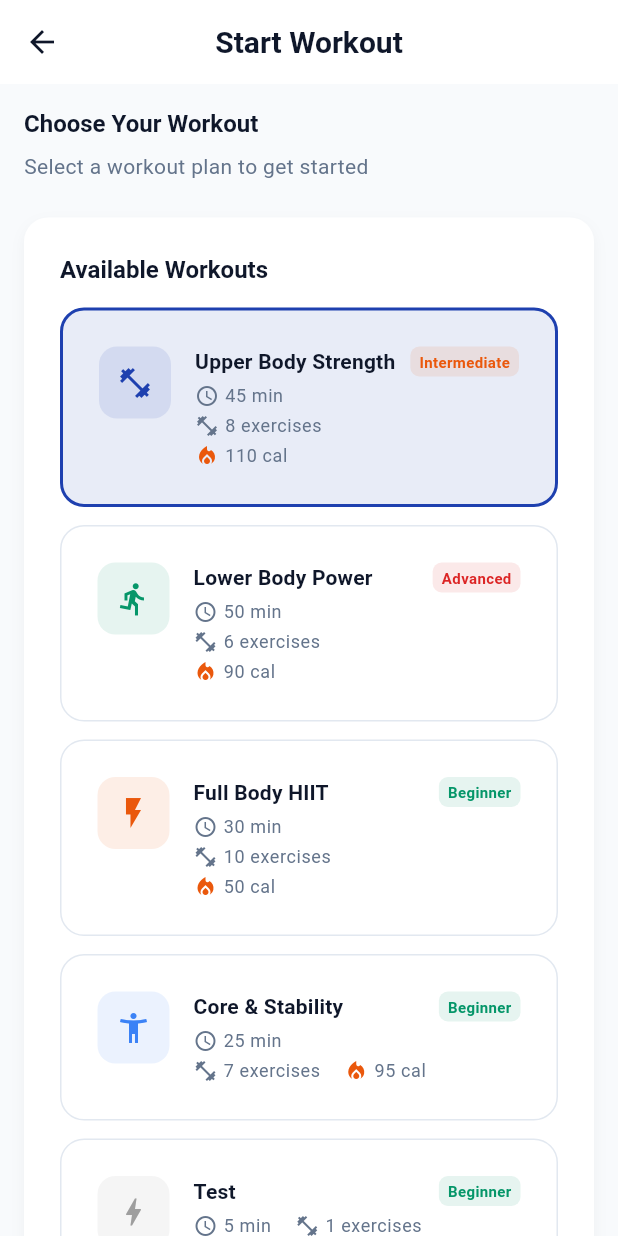
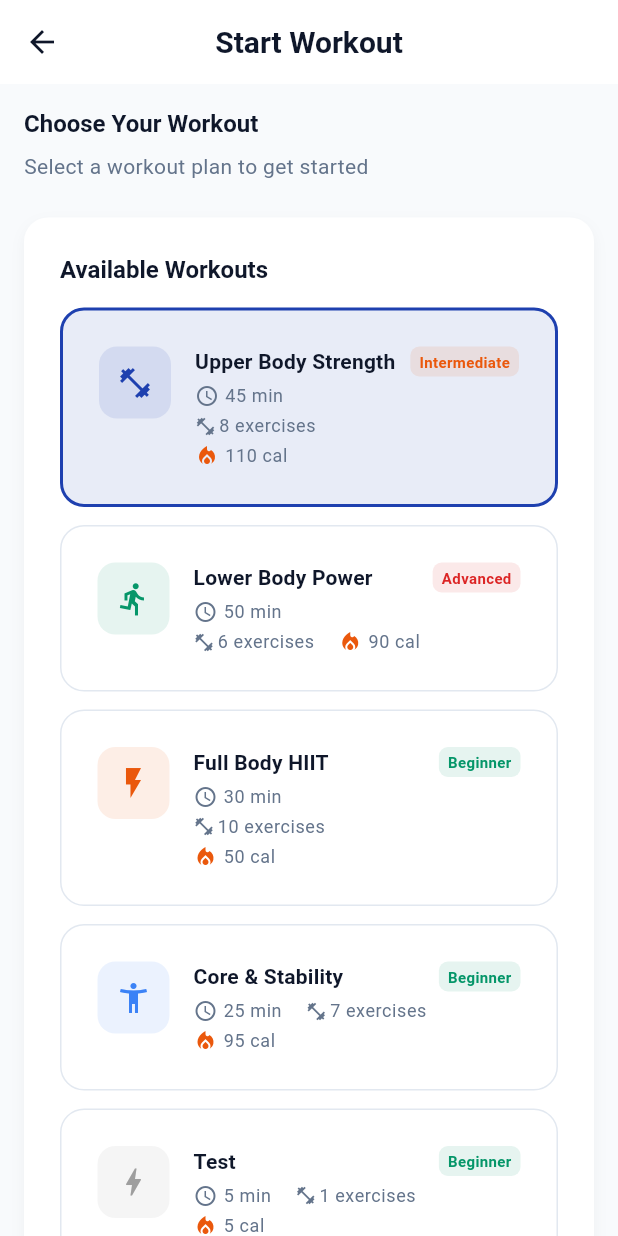
Before and after one commit to MasterAffan/OptiFit, a Flutter app: the StartWorkoutScreen screen opened directly, after a tap on "Upper Body Strength", on a phone screen of 412 x 824 dp. Run offline on Flutter 3.47's test engine with Material 3 defaults, Android fonts, the phone set to English and light mode, and no system bars; our stand-ins replace chewie, dotted_border, file_picker, fl_chart, flutter_dotenv, image_picker and 3 more; accounts and stored records are empty; network calls fail.

Commit message:
Fixed Text overflow issue

```diff
--- a/optifit app/lib/screens/home_screen.dart
+++ b/optifit app/lib/screens/home_screen.dart
@@ -38,7 +38,8 @@ class _HomeScreenState extends State<HomeScreen> {
 
   @override
   Widget build(BuildContext context) {
-    return Scaffold(
+    return SafeArea(
+      child: Scaffold(
         backgroundColor: AppTheme.background,
         body: RefreshIndicator(
           onRefresh: () async {
@@ -174,6 +175,7 @@ class _HomeScreenState extends State<HomeScreen> {
                     ],
                   );
                 },
+              ),
             ),
           ),
         ),
@@ -434,7 +436,7 @@ Widget _buildStatsSection({
         crossAxisCount: 2,
         crossAxisSpacing: AppTheme.spacingM,
         mainAxisSpacing: AppTheme.spacingM,
-        childAspectRatio: 1.2,
+        childAspectRatio: 1.0,
         children: [
           _buildStatCard(
             icon: Icons.local_fire_department,
--- a/optifit app/lib/screens/start_workout_screen.dart
+++ b/optifit app/lib/screens/start_workout_screen.dart
@@ -452,12 +452,13 @@ class _StartWorkoutScreenState extends State<StartWorkoutScreen> {
                             borderRadius: BorderRadius.circular(12),
                           ),
                           child: Text(
-                            '${selectedWorkout!.exercises.length} exercises',
+                            '${selectedWorkout!.exercises.length} exercise',
                             style: TextStyle(
                               color: AppTheme.primary,
                               fontWeight: FontWeight.w600,
-                              fontSize: 14,
+                              fontSize: 12,
                             ),
+                            overflow: TextOverflow.ellipsis,
                           ),
                         ),
                       ],
@@ -630,15 +631,16 @@ class _WorkoutOption extends StatelessWidget {
                             children: [
                               Icon(
                                 Icons.fitness_center,
-                                size: 16,
+                                size: 14,
                                 color: AppTheme.textSecondary,
                               ),
-                              const SizedBox(width: 4),
+                              const SizedBox(width: 2),
                               Text(
                                 '${workout.exercises.length} exercises',
                                 style: Theme.of(context).textTheme.bodySmall?.copyWith(
                                       color: AppTheme.textSecondary,
                                     ),
+                                overflow: TextOverflow.ellipsis,
                               ),
                             ],
                           ),
@@ -724,7 +726,7 @@ class _ExerciseItem extends StatelessWidget {
       child: Row(
         children: [
           Container(
-            width: 32,
+            width: 34,
             height: 32,
             decoration: BoxDecoration(
               color: AppTheme.primary.withOpacity(0.1),
@@ -736,7 +738,7 @@ class _ExerciseItem extends StatelessWidget {
                 style: TextStyle(
                   color: AppTheme.primary,
                   fontWeight: FontWeight.w700,
-                  fontSize: 14,
+                  fontSize: 12,
                 ),
               ),
             ),
@@ -757,10 +759,11 @@ class _ExerciseItem extends StatelessWidget {
                   style: Theme.of(context).textTheme.bodyLarge?.copyWith(
                         fontWeight: FontWeight.w600,
                       ),
+                  overflow: TextOverflow.ellipsis,
                 ),
                 const SizedBox(height: 4),
                 Wrap(
-                  spacing: 16,
+                  spacing: 18,
                   runSpacing: 4,
                   children: [
                     Text(
@@ -818,7 +821,7 @@ class _SummaryItem extends StatelessWidget {
           Icon(
             icon,
             color: AppTheme.primary,
-            size: 20,
+            size: 19,
           ),
           const SizedBox(width: 8),
           Column(
--- a/optifit app/lib/widgets/app_button.dart
+++ b/optifit app/lib/widgets/app_button.dart
@@ -142,19 +142,26 @@ class AppButton extends StatelessWidget {
     }
 
     if (text != null && icon != null) {
-      return Row(
+      return FittedBox(
+        fit: BoxFit.scaleDown,
+        child: Row(
           mainAxisSize: MainAxisSize.min,
           children: [
             Icon(icon, size: 18),
             const SizedBox(width: AppTheme.spacingS),
-          Text(
+            Flexible(
+              child: Text(
                 text!,
                 style: const TextStyle(
                   fontSize: AppTheme.fontSizeBody,
                   fontWeight: FontWeight.w500,
                 ),
+                overflow: TextOverflow.ellipsis,
+                softWrap: false,
+              ),
             ),
           ],
+        ),
       );
     }
 
```
Also changed, not shown: optifit app/lib/screens/ai_chat_screen.dart (+5 -5 lines), optifit app/pubspec.lock, 41 other files. Lines whose indentation alone changed are shown as unchanged.
